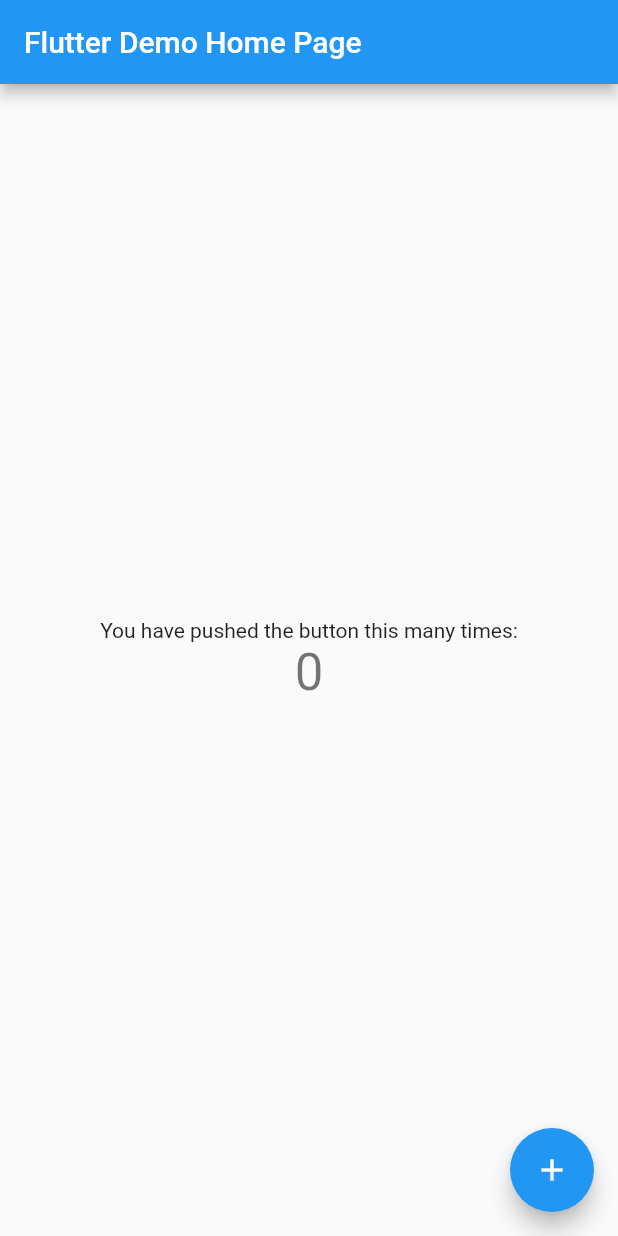
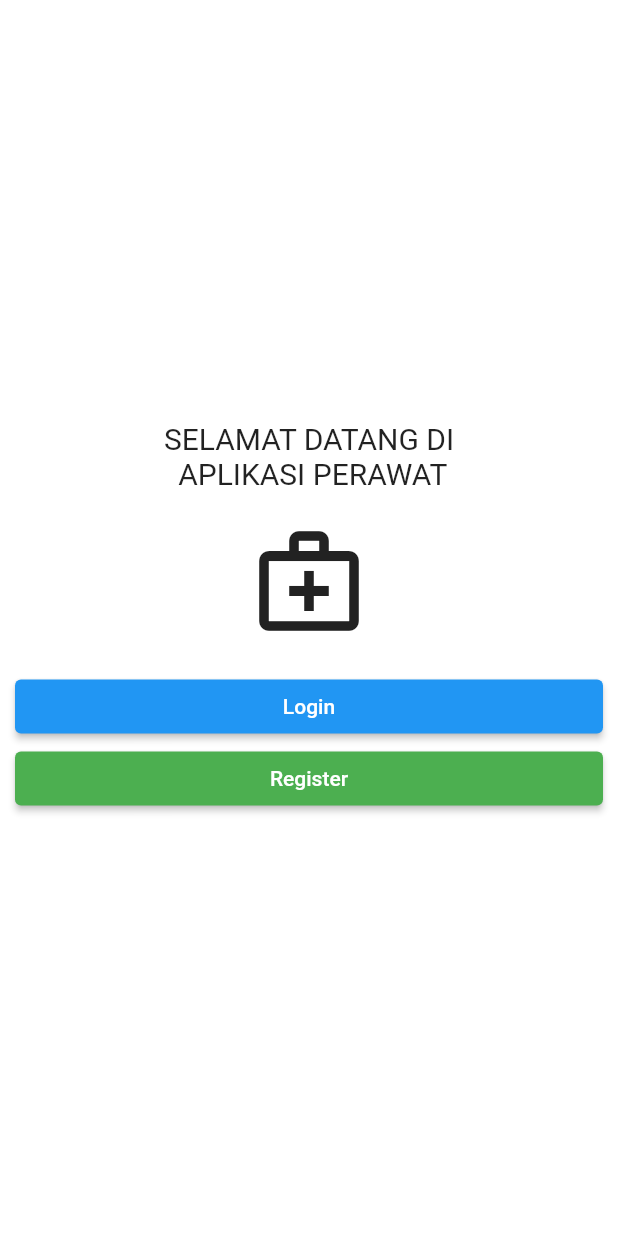
Before and after one commit to dzikrafathin/aplikasi_perawat, a Flutter app: the screen it shows after launch, on a phone screen of 412 x 824 dp. Run offline on Flutter 3.47's test engine with Material 2 defaults, Android fonts, the light colour scheme and no system bars; our stand-ins replace dio, equatable, flutter_bloc, flutter_secure_storage.

Commit message:
Halaman Login

```diff
--- /dev/null
+++ b/lib/bloc/auth/auth.dart
@@ -0,0 +1 @@
+export 'auth/auth_bloc.dart';
--- a/lib/bloc/bloc.dart
+++ b/lib/bloc/bloc.dart
@@ -0,0 +1 @@
+export 'auth/auth.dart';
--- a/lib/main.dart
+++ b/lib/main.dart
@@ -1,113 +1,66 @@
 import 'package:flutter/material.dart';
+import 'package:flutter_bloc/flutter_bloc.dart';
+import 'bloc/bloc.dart';
+import 'ui/ui.dart';
 
 void main() {
-  runApp(MyApp());
+  runApp(AppPerawat());
 }
 
-class MyApp extends StatelessWidget {
-  // This widget is the root of your application.
+class AppPerawat extends StatelessWidget {
+  @override
+  Widget build(BuildContext context) {
+    //return _RepoProvider();
+    return _BlocProvider();
+  }
+}
+
+class _RepoProvider extends StatelessWidget {
+  @override
+  Widget build(BuildContext context) {
+    return MultiRepositoryProvider(providers: [], child: _BlocProvider());
+  }
+}
+
+class _BlocProvider extends StatelessWidget {
+  @override
+  Widget build(BuildContext context) {
+    return MultiBlocProvider(providers: [
+      BlocProvider<AuthBloc>(
+          create: (context) =>
+              AuthBloc(TidakDiketahuiState())..add(InisialisasiAwalEvent()))
+    ], child: _MainApp());
+  }
+}
+
+class _MainApp extends StatelessWidget {
+  final _navigatorKey = GlobalKey<NavigatorState>();
+
+  NavigatorState get _navigator => _navigatorKey.currentState!;
+
   @override
   Widget build(BuildContext context) {
     return MaterialApp(
-      title: 'Flutter Demo',
-      theme: ThemeData(
-        // This is the theme of your application.
-        //
-        // Try running your application with "flutter run". You'll see the
-        // application has a blue toolbar. Then, without quitting the app, try
-        // changing the primarySwatch below to Colors.green and then invoke
-        // "hot reload" (press "r" in the console where you ran "flutter run",
-        // or simply save your changes to "hot reload" in a Flutter IDE).
-        // Notice that the counter didn't reset back to zero; the application
-        // is not restarted.
-        primarySwatch: Colors.blue,
-      ),
-      home: MyHomePage(title: 'Flutter Demo Home Page'),
+      navigatorKey: _navigatorKey,
+      onGenerateRoute: (_) =>
+          MaterialPageRoute(builder: (_) => HalamanSplash()),
+      builder: (context, child) {
+        return BlocListener<AuthBloc, AuthState>(
+            listener: (context, state) {
+              if (state is SudahLoginState) {
+                _navigator.pushAndRemoveUntil<void>(
+                    MaterialPageRoute(builder: (context) => HalamanDashboard()),
+                    (route) => false);
+              } else if (state is BelumLoginState) {
+                print('OKE');
+                _navigator.pushAndRemoveUntil<void>(
+                    MaterialPageRoute(
+                        builder: (context) => HalamanSelamatDatang()),
+                    (route) => false);
+              }
+            },
+            child: child);
+      },
     );
   }
 }
-
-class MyHomePage extends StatefulWidget {
-  MyHomePage({Key? key, required this.title}) : super(key: key);
-
-  // This widget is the home page of your application. It is stateful, meaning
-  // that it has a State object (defined below) that contains fields that affect
-  // how it looks.
-
-  // This class is the configuration for the state. It holds the values (in this
-  // case the title) provided by the parent (in this case the App widget) and
-  // used by the build method of the State. Fields in a Widget subclass are
-  // always marked "final".
-
-  final String title;
-
-  @override
-  _MyHomePageState createState() => _MyHomePageState();
-}
-
-class _MyHomePageState extends State<MyHomePage> {
-  int _counter = 0;
-
-  void _incrementCounter() {
-    setState(() {
-      // This call to setState tells the Flutter framework that something has
-      // changed in this State, which causes it to rerun the build method below
-      // so that the display can reflect the updated values. If we changed
-      // _counter without calling setState(), then the build method would not be
-      // called again, and so nothing would appear to happen.
-      _counter++;
-    });
-  }
-
-  @override
-  Widget build(BuildContext context) {
-    // This method is rerun every time setState is called, for instance as done
-    // by the _incrementCounter method above.
-    //
-    // The Flutter framework has been optimized to make rerunning build methods
-    // fast, so that you can just rebuild anything that needs updating rather
-    // than having to individually change instances of widgets.
-    return Scaffold(
-      appBar: AppBar(
-        // Here we take the value from the MyHomePage object that was created by
-        // the App.build method, and use it to set our appbar title.
-        title: Text(widget.title),
-      ),
-      body: Center(
-        // Center is a layout widget. It takes a single child and positions it
-        // in the middle of the parent.
-        child: Column(
-          // Column is also a layout widget. It takes a list of children and
-          // arranges them vertically. By default, it sizes itself to fit its
-          // children horizontally, and tries to be as tall as its parent.
-          //
-          // Invoke "debug painting" (press "p" in the console, choose the
-          // "Toggle Debug Paint" action from the Flutter Inspector in Android
-          // Studio, or the "Toggle Debug Paint" command in Visual Studio Code)
-          // to see the wireframe for each widget.
-          //
-          // Column has various properties to control how it sizes itself and
-          // how it positions its children. Here we use mainAxisAlignment to
-          // center the children vertically; the main axis here is the vertical
-          // axis because Columns are vertical (the cross axis would be
-          // horizontal).
-          mainAxisAlignment: MainAxisAlignment.center,
-          children: <Widget>[
-            Text(
-              'You have pushed the button this many times:',
-            ),
-            Text(
-              '$_counter',
-              style: Theme.of(context).textTheme.headline4,
-            ),
-          ],
-        ),
-      ),
-      floatingActionButton: FloatingActionButton(
-        onPressed: _incrementCounter,
-        tooltip: 'Increment',
-        child: Icon(Icons.add),
-      ), // This trailing comma makes auto-formatting nicer for build methods.
-    );
-  }
-}
--- /dev/null
+++ b/lib/ui/auth/auth.dart
@@ -0,0 +1,2 @@
+export 'login.dart';
+export 'register.dart';
--- /dev/null
+++ b/lib/ui/awalan/awalan.dart
@@ -0,0 +1,2 @@
+export 'selamat_datang.dart';
+export 'dashboard.dart';
--- /dev/null
+++ b/lib/ui/awalan/selamat_datang.dart
@@ -0,0 +1,49 @@
+import 'package:flutter/material.dart';
+import '../ui.dart';
+
+class HalamanSelamatDatang extends StatelessWidget {
+  @override
+  Widget build(BuildContext context) {
+    return Scaffold(
+        backgroundColor: Colors.white,
+        body: Padding(
+          padding: EdgeInsets.all(10.0),
+          child: Column(
+            children: [
+              Text(
+                'SELAMAT DATANG DI \n APLIKASI PERAWAT',
+                textAlign: TextAlign.center,
+                style: TextStyle(fontSize: 20.0),
+              ),
+              SizedBox(
+                height: 20,
+              ),
+              Icon(
+                Icons.medical_services_outlined,
+                size: 80.0,
+              ),
+              SizedBox(
+                height: 20,
+              ),
+              ElevatedButton(
+                  onPressed: () {
+                    Navigator.push(
+                        context,
+                        MaterialPageRoute(
+                            builder: (context) => HalamanLogin()));
+                  },
+                  child: Text('Login')),
+              ElevatedButton(
+                onPressed: () {},
+                child: Text('Register'),
+                style: ButtonStyle(
+                    backgroundColor:
+                        MaterialStateProperty.all<Color>(Colors.green)),
+              )
+            ],
+            crossAxisAlignment: CrossAxisAlignment.stretch,
+            mainAxisAlignment: MainAxisAlignment.center,
+          ),
+        ));
+  }
+}
--- /dev/null
+++ b/lib/ui/ui.dart
@@ -0,0 +1,3 @@
+export 'auth/auth.dart';
+export 'awalan/awalan.dart';
+export 'splash.dart';
```
Also changed, not shown: lib/bloc/auth/auth/auth_bloc.dart (added, +43 -0 lines), lib/bloc/auth/auth/auth_event.dart (renamed from lib/bloc/auth/auth_event.dart, +1 -7 lines), lib/bloc/auth/auth/auth_state.dart (renamed from lib/bloc/auth/auth_state.dart, +2 -12 lines), lib/bloc/auth/auth_bloc.dart (deleted, +0 -47 lines), lib/ui/auth/login.dart (added, +34 -0 lines), lib/ui/awalan/dashboard.dart (added, +12 -0 lines), lib/ui/splash.dart (added, +10 -0 lines), lib/ui/auth/register.dart (added), 1 other file.
